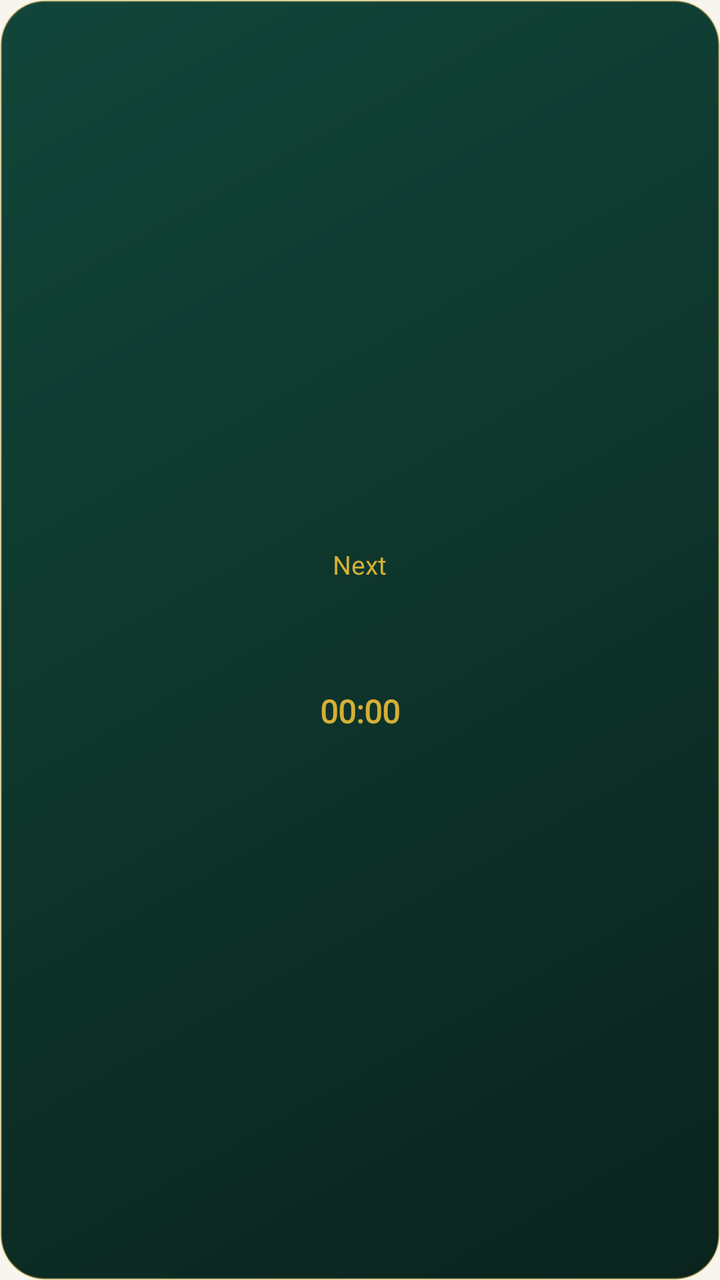
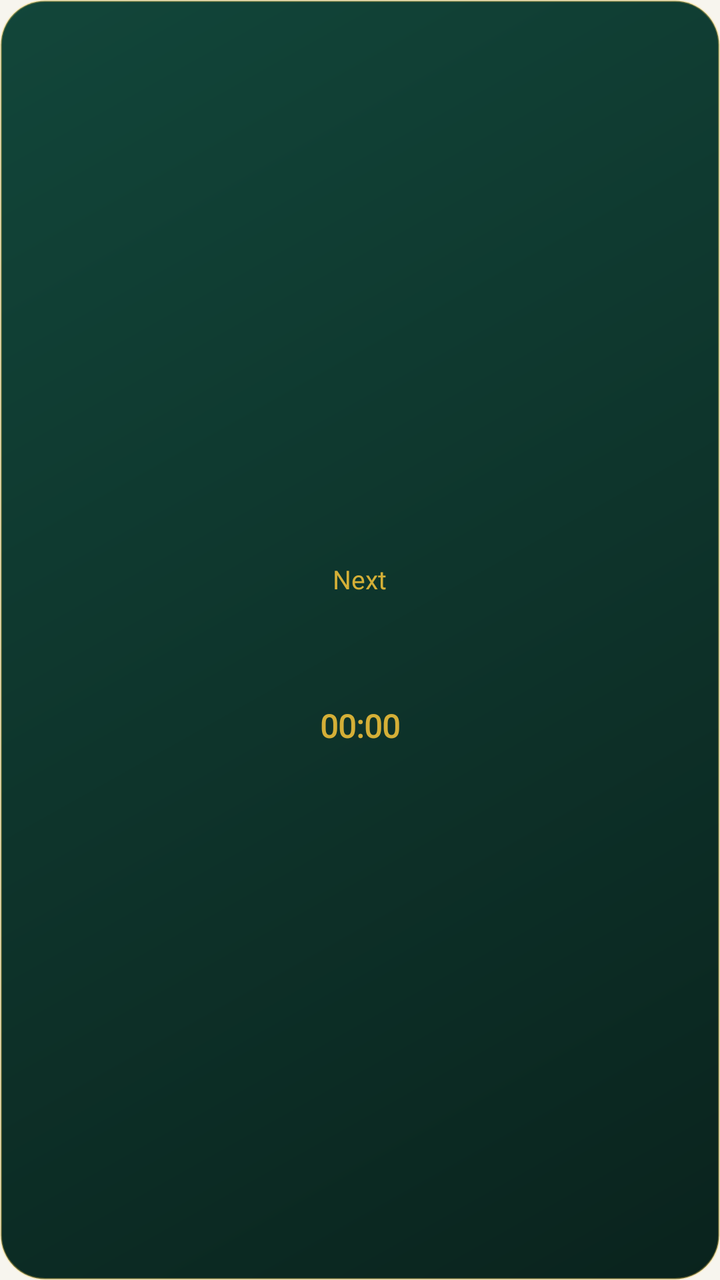

The first picture is an Android layout as it rendered before a commit; the second is the same layout after the commit. The layout source and the unified diff follow.
<!-- AndroidManifest.xml: application theme SahlTheme -->
<!-- res/layout/widget_compact.xml -->
<LinearLayout xmlns:android="http://schemas.android.com/apk/res/android"
    android:id="@+id/root" android:layout_width="match_parent" android:layout_height="match_parent"
    android:orientation="vertical" android:gravity="center" android:padding="12dp"
    android:background="@drawable/widget_bg">
    <TextView android:fontFamily="@font/thmanyah" android:id="@+id/label" android:layout_width="wrap_content" android:layout_height="wrap_content"
        android:textColor="@color/gold" android:textSize="13sp" android:text="@string/next"/>
    <TextView android:fontFamily="@font/thmanyah" android:id="@+id/name" android:layout_width="wrap_content" android:layout_height="wrap_content"
        android:textColor="#FFFFFF" android:textSize="22sp" android:textStyle="bold"/>
    <TextView android:fontFamily="@font/thmanyah" android:id="@+id/time" android:layout_width="wrap_content" android:layout_height="wrap_content"
        android:textColor="#FFFFFF" android:textSize="18sp"/>
    <Chronometer android:fontFamily="@font/thmanyah" android:id="@+id/countdown" android:layout_width="wrap_content" android:layout_height="wrap_content"
        android:textColor="@color/gold" android:textSize="16sp" android:textStyle="bold"/>
</LinearLayout>
<!-- resources referenced by this layout -->
<resources>
  <color name="gold">#D4AF37</color>
  <!-- drawable widget_bg (drawable) -->
  <shape xmlns:android="http://schemas.android.com/apk/res/android">
      <gradient android:startColor="@color/w_left" android:endColor="@color/w_right" android:angle="315"/>
      <corners android:radius="22dp"/>
      <stroke android:width="1dp" android:color="#55F5C84C"/>
  </shape>
  <string name="next">Next</string>
  <style name="SahlTheme" parent="android:Theme.Material.Light.NoActionBar">
          <item name="android:colorPrimary">@color/emerald</item>
          <item name="android:colorAccent">@color/gold</item>
          <item name="android:windowBackground">@color/bg</item>
          <item name="android:statusBarColor">@color/emerald_dark</item>
      </style>
  <color name="w_left">#12463A</color>
  <color name="w_right">#0A231D</color>
  <color name="emerald">#0B5D4B</color>
  <color name="bg">#F7F5EE</color>
  <color name="emerald_dark">#073D32</color>
</resources>

<!-- the commit's change to res/layout/widget_compact.xml (unified diff, before → after) -->
@@ -2,6 +2,8 @@
     android:id="@+id/root" android:layout_width="match_parent" android:layout_height="match_parent"
     android:orientation="vertical" android:gravity="center" android:padding="12dp"
     android:background="@drawable/widget_bg">
+    <TextView android:fontFamily="@font/thmanyah" android:id="@+id/hijri" android:layout_width="wrap_content" android:layout_height="wrap_content"
+        android:textColor="#D9FFFFFF" android:textSize="11sp" android:maxLines="1"/>
     <TextView android:fontFamily="@font/thmanyah" android:id="@+id/label" android:layout_width="wrap_content" android:layout_height="wrap_content"
         android:textColor="@color/gold" android:textSize="13sp" android:text="@string/next"/>
     <TextView android:fontFamily="@font/thmanyah" android:id="@+id/name" android:layout_width="wrap_content" android:layout_height="wrap_content"
